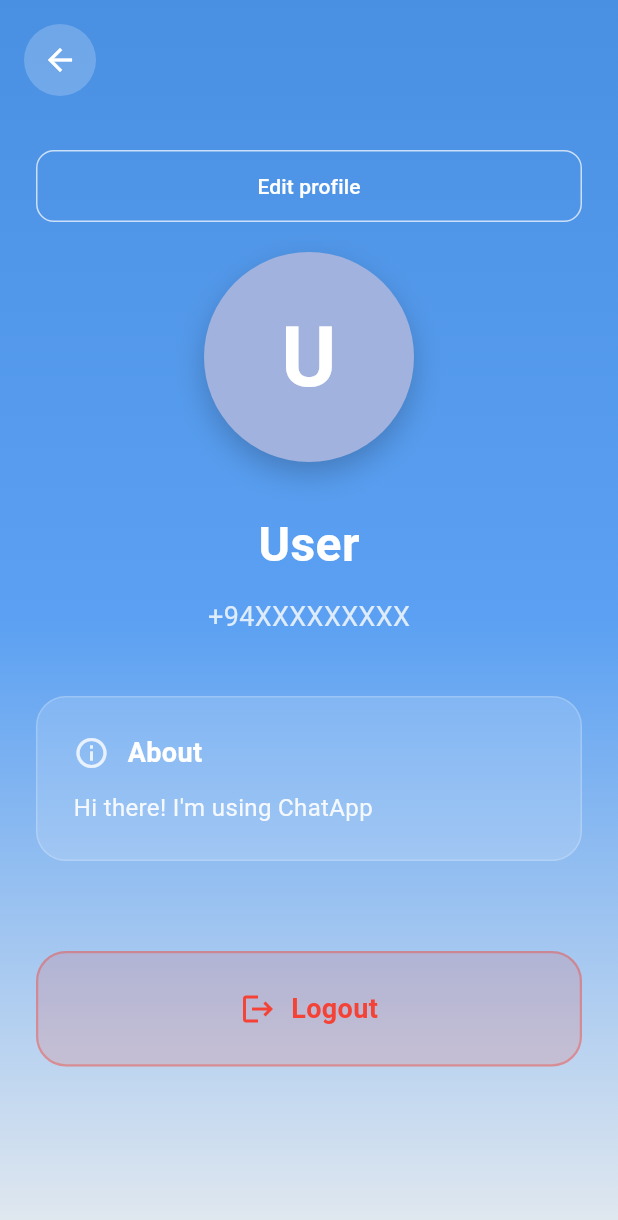
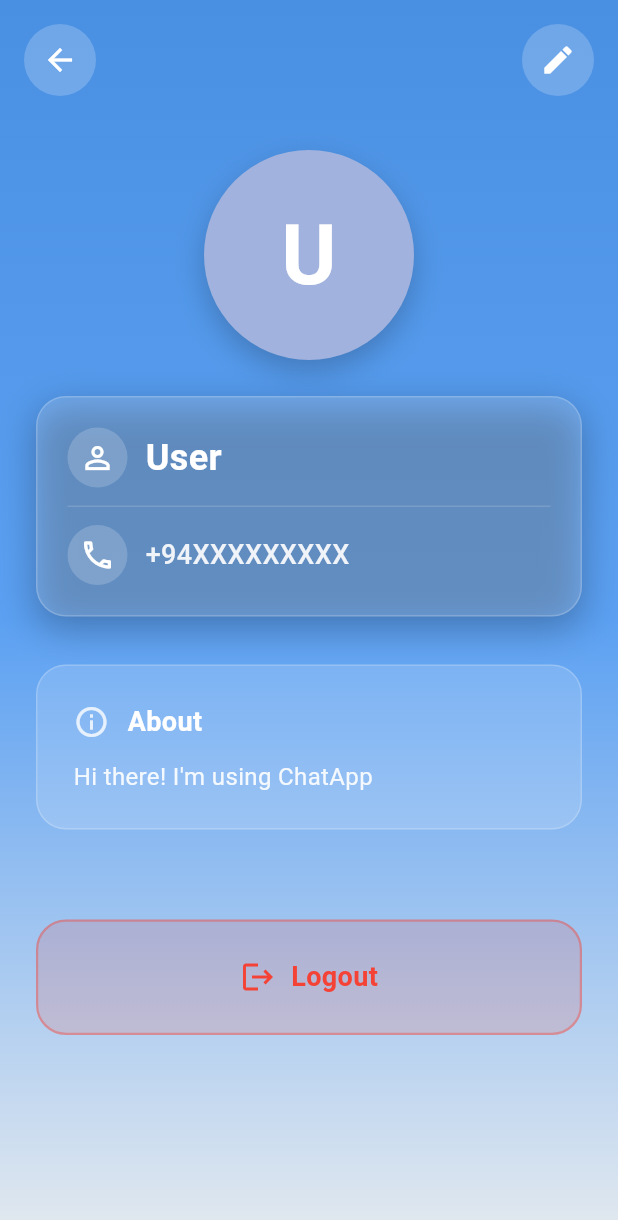
Before and after one commit to Nuwanchanuka/ChatApp, a Flutter app: the ProfileScreen screen opened directly, on a phone screen of 412 x 824 dp. Shown: the top 1220 px of the screen. Run offline on Flutter 3.47's test engine with Material 3 defaults, Android fonts, the phone set to English and light mode, and no system bars; our stand-ins replace qr_flutter, shared_preferences, sqflite; missing offline and left inert: mobile_scanner; accounts and stored records are empty.

Commit message:
profile edit page change UI

```diff
--- a/lib/Screens/profile_screen.dart
+++ b/lib/Screens/profile_screen.dart
@@ -66,7 +66,28 @@ class _ProfileScreenState extends State<ProfileScreen> {
                         ),
                       ),
                     const Spacer(),
-                    // Edit profile button removed as requested
+                      // Header edit icon to open Edit Profile screen
+                      Container(
+                        decoration: BoxDecoration(
+                          color: Colors.white.withOpacity(0.2),
+                          shape: BoxShape.circle,
+                        ),
+                        child: IconButton(
+                          onPressed: () async {
+                            await Navigator.push(
+                              context,
+                              MaterialPageRoute(
+                                builder: (context) => const EditProfileScreen(),
+                              ),
+                            );
+                            if (mounted) setState(() {});
+                          },
+                          icon: const Icon(
+                            Icons.edit,
+                            color: Colors.white,
+                          ),
+                        ),
+                      ),
                   ],
                 ),
               ),
@@ -77,25 +98,6 @@ class _ProfileScreenState extends State<ProfileScreen> {
                   padding: const EdgeInsets.symmetric(horizontal: 24),
                   child: Column(
                     children: [
-                      const SizedBox(height: 20),
-                      // Edit button
-                      SizedBox(
-                        width: double.infinity,
-                        height: 48,
-                        child: OutlinedButton(
-                          style: OutlinedButton.styleFrom(
-                            foregroundColor: Colors.white,
-                            side: BorderSide(color: Colors.white.withOpacity(0.7)),
-                            shape: RoundedRectangleBorder(borderRadius: BorderRadius.circular(12)),
-                          ),
-                          onPressed: () async {
-                            final route = MaterialPageRoute(builder: (_) => const EditProfileScreen());
-                            await Navigator.of(context).push(route);
-                            if (mounted) setState(() {}); // refresh values after edit
-                          },
-                          child: const Text('Edit profile'),
-                        ),
-                      ),
                       const SizedBox(height: 20),
 
                       // Profile Avatar
@@ -133,30 +135,85 @@ class _ProfileScreenState extends State<ProfileScreen> {
                         ),
                       ),
 
-                      const SizedBox(height: 32),
-
-                      // Name
-                      Text(
+                      const SizedBox(height: 24),
+                      // Info Card (Name + Phone) with shadow box
+                      Container(
+                        width: double.infinity,
+                        padding: const EdgeInsets.all(20),
+                        decoration: BoxDecoration(
+                          color: Colors.white.withOpacity(0.16),
+                          borderRadius: BorderRadius.circular(20),
+                          boxShadow: [
+                            BoxShadow(
+                              color: Colors.black.withOpacity(0.25),
+                              blurRadius: 20,
+                              spreadRadius: 1,
+                              offset: const Offset(0, 8),
+                            ),
+                          ],
+                          border: Border.all(
+                            color: Colors.white.withOpacity(0.18),
+                            width: 1,
+                          ),
+                        ),
+                        child: Column(
+                          crossAxisAlignment: CrossAxisAlignment.start,
+                          children: [
+                            Row(
+                              crossAxisAlignment: CrossAxisAlignment.center,
+                              children: [
+                                Container(
+                                  padding: const EdgeInsets.all(8),
+                                  decoration: BoxDecoration(
+                                    color: Colors.white.withOpacity(0.18),
+                                    shape: BoxShape.circle,
+                                  ),
+                                  child: const Icon(Icons.person_outline, color: Colors.white),
+                                ),
+                                const SizedBox(width: 12),
+                                Expanded(
+                                  child: Text(
                                     name,
                                     style: const TextStyle(
                                       color: Colors.white,
-                          fontSize: 32,
+                                      fontSize: 24,
                                       fontWeight: FontWeight.w600,
                                     ),
                                   ),
-
+                                ),
+                              ],
+                            ),
                             const SizedBox(height: 12),
-
-                      // Phone Number
-                      Text(
+                            Divider(color: Colors.white.withOpacity(0.15), height: 1),
+                            const SizedBox(height: 12),
+                            Row(
+                              crossAxisAlignment: CrossAxisAlignment.center,
+                              children: [
+                                Container(
+                                  padding: const EdgeInsets.all(8),
+                                  decoration: BoxDecoration(
+                                    color: Colors.white.withOpacity(0.18),
+                                    shape: BoxShape.circle,
+                                  ),
+                                  child: const Icon(Icons.phone_outlined, color: Colors.white),
+                                ),
+                                const SizedBox(width: 12),
+                                Expanded(
+                                  child: Text(
                                     phone,
                                     style: TextStyle(
-                          color: Colors.white.withOpacity(0.8),
+                                      color: Colors.white.withOpacity(0.9),
                                       fontSize: 18,
+                                      fontWeight: FontWeight.w500,
                                     ),
                                   ),
-
-                      const SizedBox(height: 40),
+                                ),
+                              ],
+                            ),
+                          ],
+                        ),
+                      ),
+                      const SizedBox(height: 32),
 
                       // Bio Section
                       Container(
```
Also changed, not shown: lib/Screens/edit_profile_screen.dart (+17 -16 lines). Lines whose indentation alone changed are shown as unchanged.
